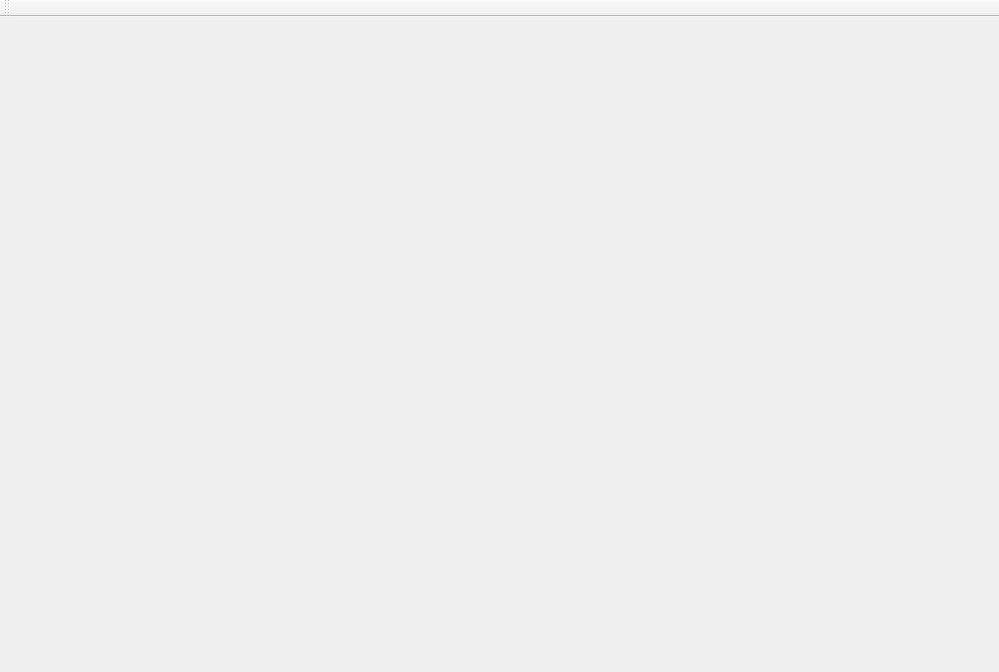
Above: mainwindow.ui from jcespinoza/SnakeGame before the change. Below: the same form after it.
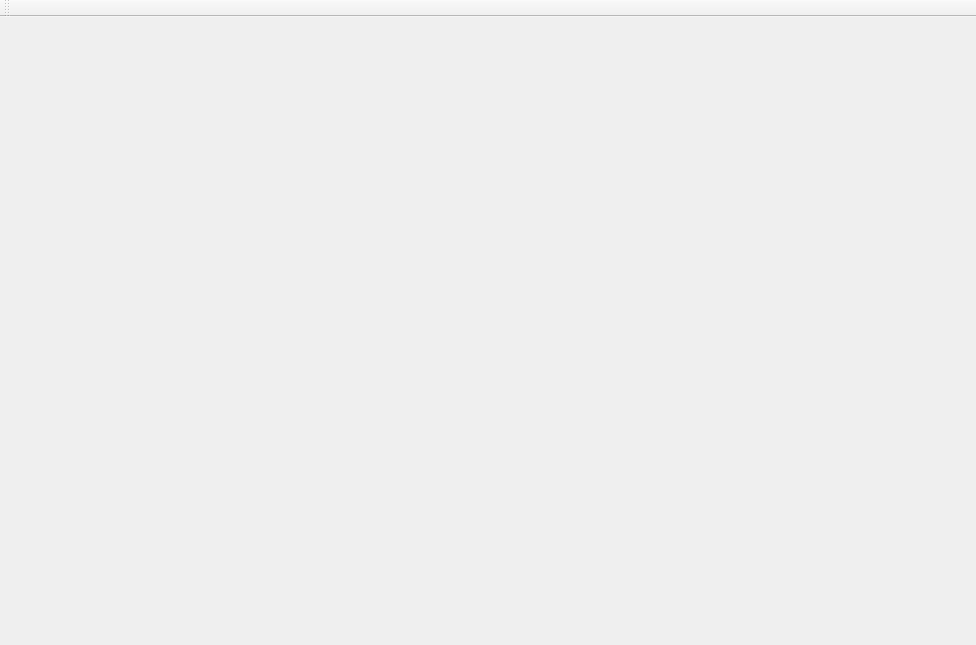
That is the form after the change.

Diff of the .ui file:
```diff
--- a/mainwindow.ui
+++ b/mainwindow.ui
@@ -6,8 +6,8 @@
    <rect>
     <x>0</x>
     <y>0</y>
-    <width>999</width>
-    <height>672</height>
+    <width>976</width>
+    <height>645</height>
    </rect>
   </property>
   <property name="windowTitle">
@@ -19,8 +19,8 @@
      <rect>
       <x>10</x>
       <y>0</y>
-      <width>971</width>
-      <height>611</height>
+      <width>961</width>
+      <height>601</height>
      </rect>
     </property>
     <layout class="QGridLayout" name="grid"/>
@@ -29,7 +29,7 @@
     <property name="geometry">
      <rect>
       <x>10</x>
-      <y>620</y>
+      <y>600</y>
       <width>46</width>
       <height>16</height>
      </rect>
```
Left out of the diff: 2 changed lines with no effect on the pictures.
